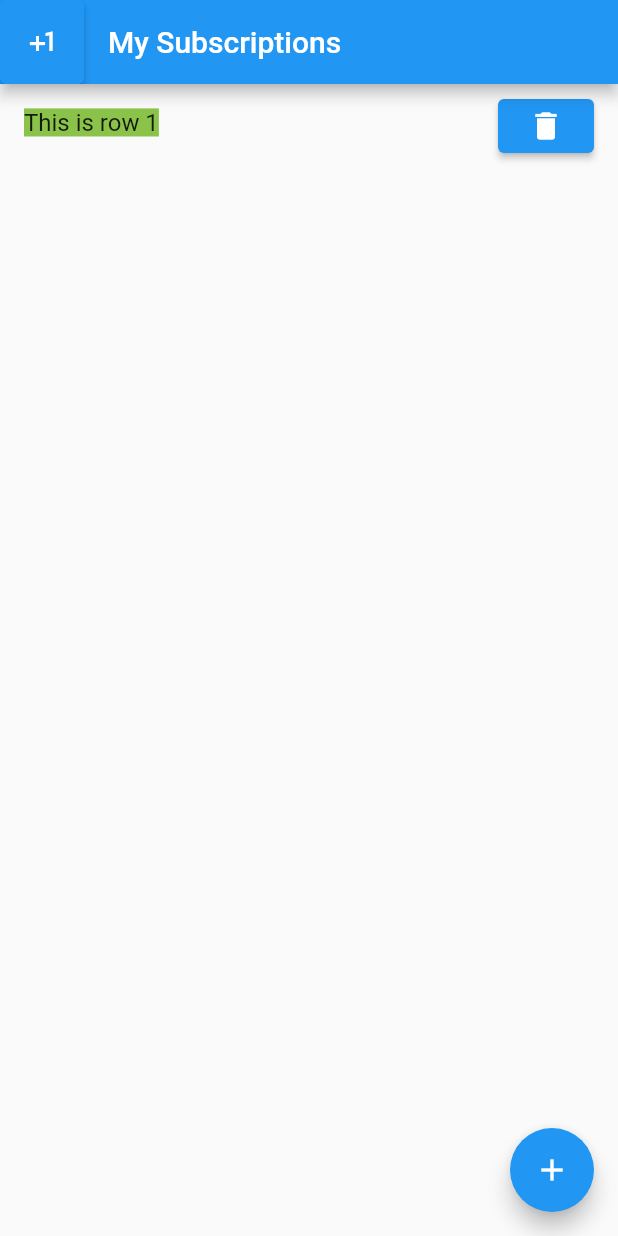
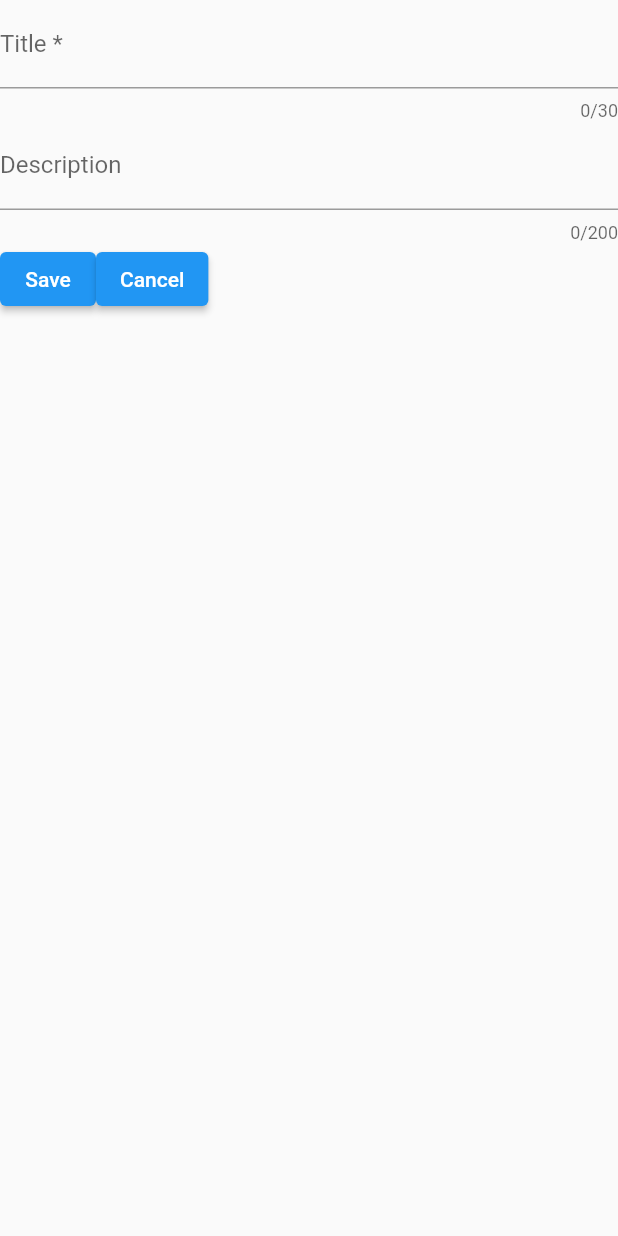
Before and after one commit to LanceHclaw/subscriptions_tracker, a Flutter app: the screen it shows after launch, after a tap on the "add" icon, on a phone screen of 412 x 824 dp. Run offline on Flutter 3.47's test engine with Material 2 defaults, Android fonts, the light colour scheme and no system bars; missing offline and left inert: localstore.

Commit message:
add dummy form

```diff
--- a/lib/main.dart
+++ b/lib/main.dart
@@ -2,40 +2,50 @@ import 'dart:developer';
 
 import 'package:flutter/material.dart';
 import 'package:localstore/localstore.dart';
+import 'package:subscription_tracker/subscription_form.dart';
 import 'subscriptions_list.dart';
 import 'data_persistence.dart';
 
 void main() {
   WidgetsFlutterBinding.ensureInitialized();
-  runApp(MyApp());
+  runApp(
+    MaterialApp(
+      title: 'Subscriptions Tracker',
+      home: Home(),
+      theme: ThemeData(
+        primarySwatch: Colors.blue,
+      ),
+    ),
+  );
 }
 
-class MyApp extends StatelessWidget {
-  MyApp({super.key});
+class Home extends StatelessWidget {
+  Home({super.key});
   final db = Localstore.instance;
   final _key = GlobalKey<SubscriptionsListState>();
 
   @override
   Widget build(BuildContext context) {
-    return MaterialApp(
-      title: 'Subscriptions Tracker',
-      theme: ThemeData(
-        primarySwatch: Colors.blue,
-      ),
-      home: Scaffold(
+    return Scaffold(
       appBar: AppBar(
         title: const Text("My Subscriptions"),
         leading: ElevatedButton(
-            onPressed: (() async => log(await DataPersistence.instance.getData())),
+          onPressed: (() async =>
+              log(await DataPersistence.instance.getData())),
           child: const Icon(Icons.plus_one),
         ),
       ),
       body: SubscriptionsList(key: _key),
       floatingActionButton: FloatingActionButton(
-          onPressed: () => _key.currentState!.addRow(),
+        //onPressed: () => _key.currentState!.addRow(),
+        onPressed: () => Navigator.push(
+          context,
+          MaterialPageRoute(
+            builder: (context) => const SubscriptionForm(),
+          ),
+        ),
         tooltip: 'Add a Subscription',
         child: const Icon(Icons.add),
-        ),
       ),
     );
   }
--- /dev/null
+++ b/lib/subscription_form.dart
@@ -0,0 +1,62 @@
+import 'package:flutter/material.dart';
+//import 'package:subscription_tracker/subscription.dart';
+
+class SubscriptionForm extends StatefulWidget {
+  const SubscriptionForm({super.key});
+
+  @override
+  State<SubscriptionForm> createState() => _SubscriptionFormState();
+}
+
+class _SubscriptionFormState extends State<SubscriptionForm> {
+  //Subscription subscription;
+  final _formKey = GlobalKey<FormState>();
+
+  @override
+  Widget build(BuildContext context) {
+    return Scaffold(
+      body: Form(
+        key: _formKey,
+        child: Column(
+          children: [
+            const TextField(
+              maxLength: 30,
+              decoration: InputDecoration(
+                labelText: "Title *",
+                hintText: "What service is this subscription for?",
+              ),
+            ),
+            TextFormField(
+              maxLength: 200,
+              decoration: const InputDecoration(
+                labelText: "Description",
+                hintText: "Any details you'd like to take note of",
+              ),
+            ),
+            Row(
+              children: [
+                ElevatedButton(
+                  onPressed: () {
+                    if (_formKey.currentState!.validate()) {
+                      ScaffoldMessenger.of(context).showSnackBar(
+                        const SnackBar(
+                          content: Text("Saved"),
+                        ),
+                      );
+                      Navigator.pop(context);
+                    }
+                  },
+                  child: const Text("Save"),
+                ),
+                ElevatedButton(
+                  onPressed: () => Navigator.pop(context),
+                  child: const Text("Cancel"),
+                ),
+              ],
+            ),
+          ],
+        ),
+      ),
+    );
+  }
+}
```
Also changed, not shown: 1 other file. Lines whose indentation alone changed are shown as unchanged.
